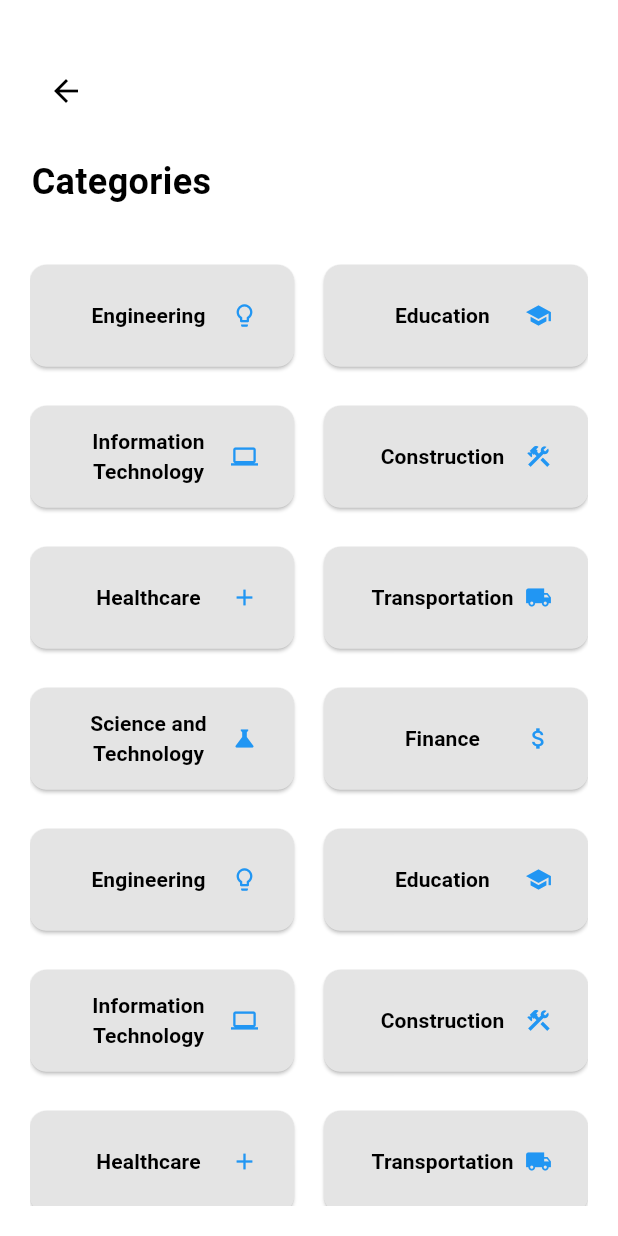
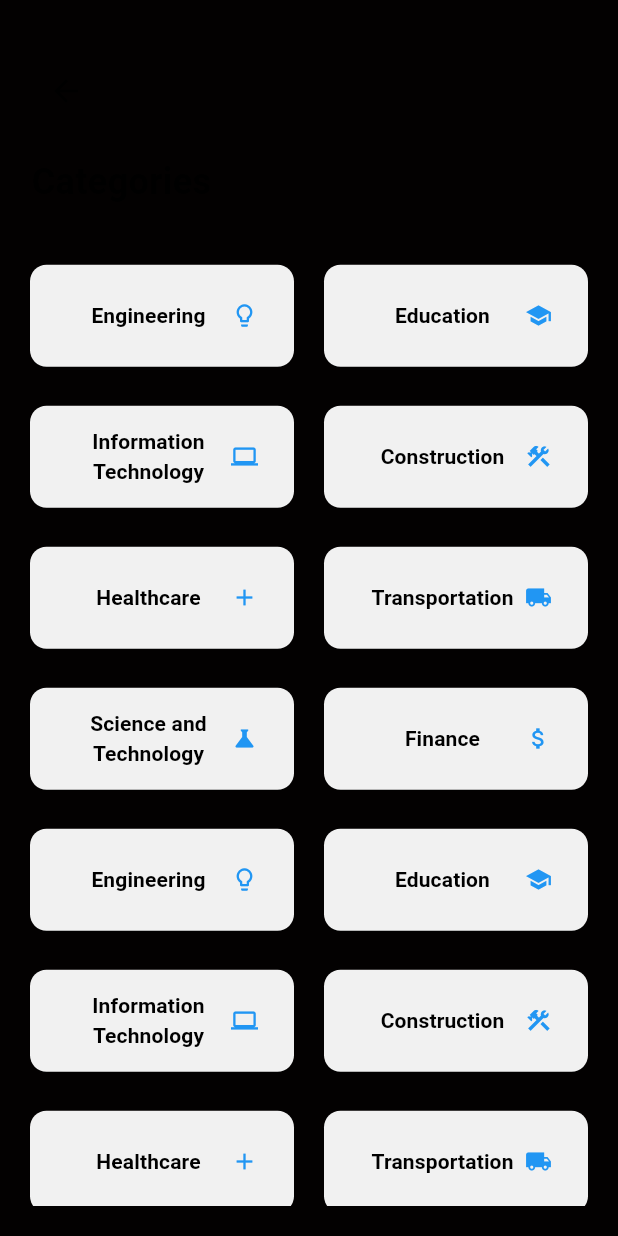
Before and after one commit to YashasHewage/tasktrail, a Flutter app: the screen it shows once a user with an empty profile is signed in, in the side drawer, after a tap on "Categories", on a phone screen of 412 x 824 dp. Run offline on Flutter 3.47's test engine with Material 3 defaults, Android fonts, the phone set to English and light mode, and no system bars; our stand-ins replace cloud_firestore, firebase_auth, firebase_core, google_fonts; accounts and stored records are empty.

Commit message:
minor changes

```diff
--- a/lib/components/my_drawer.dart
+++ b/lib/components/my_drawer.dart
@@ -44,11 +44,6 @@ class _MydrawerState extends State<Mydrawer> {
               children: [
                 Padding(
                     padding: const EdgeInsets.only(top: 100.0),
-                    // child: Icon(
-                    //   Icons.lock_open_rounded,
-                    //   size: 80,
-                    //   color: Theme.of(context).colorScheme.inversePrimary,
-                    // ),
                     child: Image.asset(
                       'assets/images/avatar1.png',
                       height: 120,
@@ -103,7 +98,7 @@ class _MydrawerState extends State<Mydrawer> {
                 // ),
 
                 MyDrawerTile(
-                  text: 'Add task',
+                  text: 'Add Task',
                   icon: Icons.add_to_photos_rounded,
                   onTap: () {
                     Navigator.pop(context);
--- a/lib/pages/categoriesview.dart
+++ b/lib/pages/categoriesview.dart
@@ -4,7 +4,7 @@ class CategoriesPage extends StatelessWidget {
   @override
   Widget build(BuildContext context) {
     return Scaffold(
-      backgroundColor: Colors.white,
+      backgroundColor: const Color.fromARGB(255, 3, 1, 1),
       body: Container(
         margin: EdgeInsets.only(top: MediaQuery.of(context).size.height * 0.02),
         child: Padding(
@@ -119,7 +119,7 @@ class CategoriesPage extends StatelessWidget {
         onPressed: () {},
         style: ElevatedButton.styleFrom(
           fixedSize: Size(180, 68),
-          backgroundColor: const Color(0xFFE4E4E4),
+          backgroundColor: Color.fromARGB(255, 241, 241, 241),
           shape: RoundedRectangleBorder(
             borderRadius: BorderRadius.circular(11),
           ),
```
